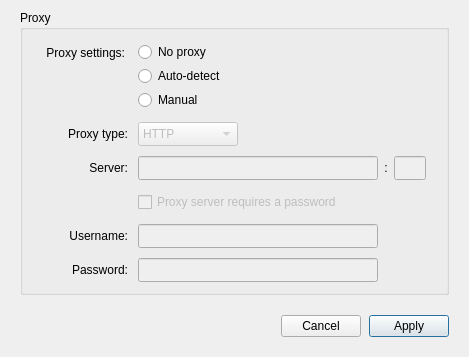
Above: src/MEGASync/gui/win/ProxySettings.ui from meganz/MEGAsync before the change. Below: the same form after it.
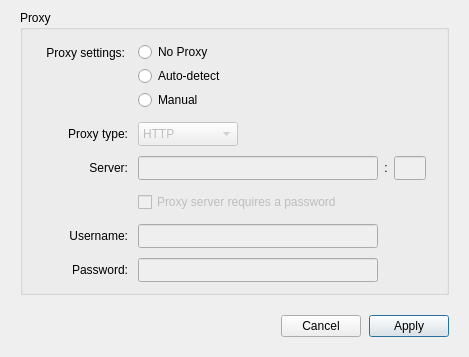
That is the form after the change.

Patch:
```diff
--- a/src/MEGASync/gui/win/ProxySettings.ui
+++ b/src/MEGASync/gui/win/ProxySettings.ui
@@ -371,7 +371,7 @@
             <enum>Qt::StrongFocus</enum>
            </property>
            <property name="text">
-            <string>No proxy</string>
+            <string>No Proxy</string>
            </property>
           </widget>
          </item>
```
